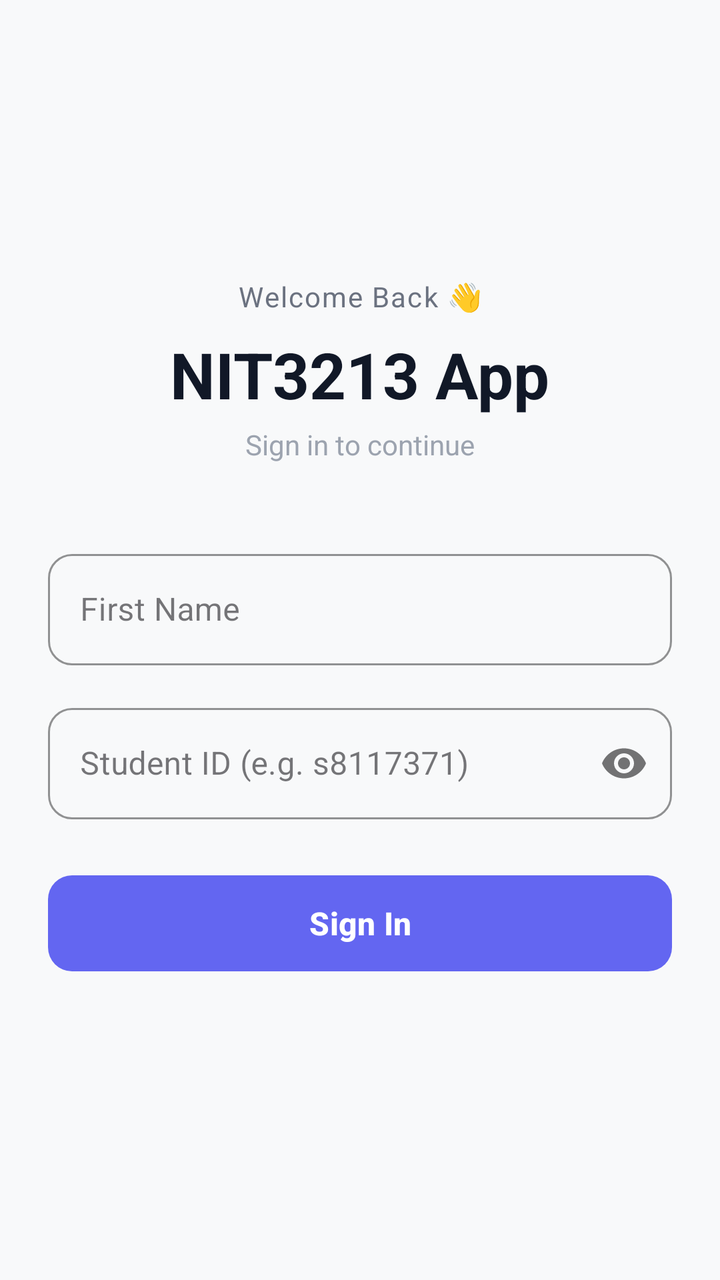
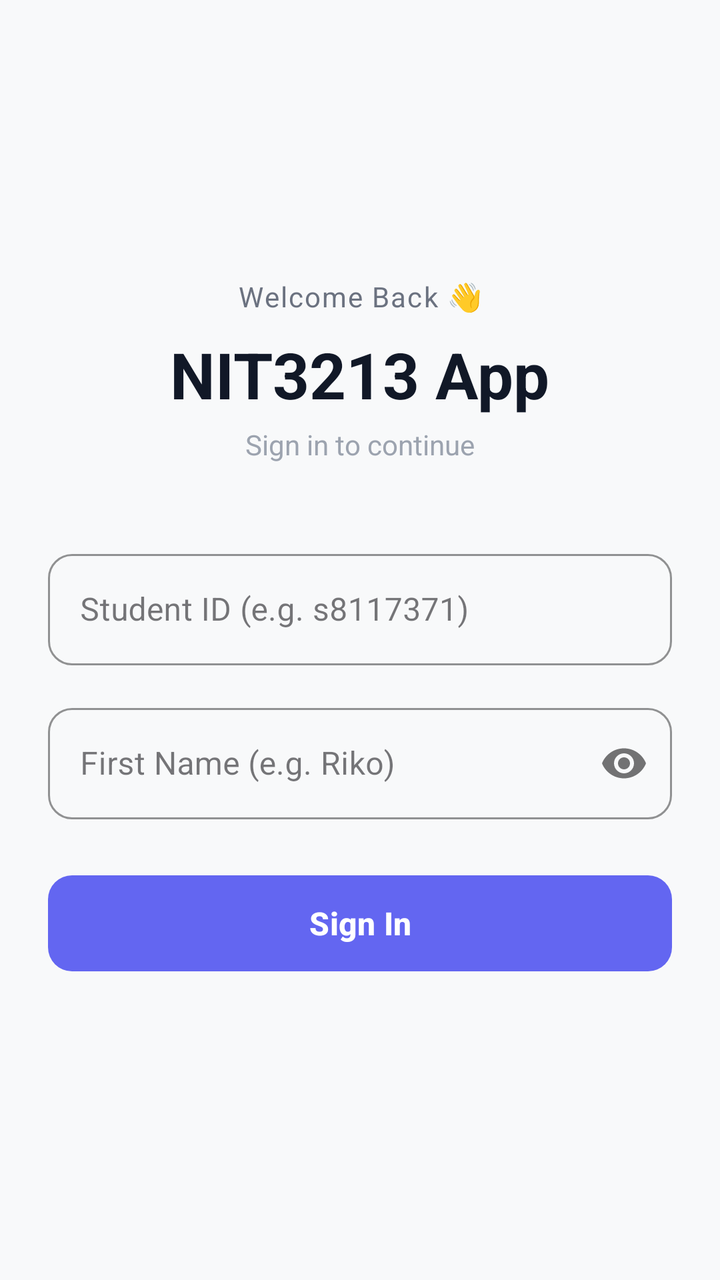

An Android layout rendered at two revisions. The XML below is the earlier revision; the diff shows what the commit changed to produce the second picture.
<!-- AndroidManifest.xml: application theme Theme.NIT3213App -->
<!-- res/layout/fragment_login.xml -->
<?xml version="1.0" encoding="utf-8"?>
<androidx.constraintlayout.widget.ConstraintLayout
    xmlns:android="http://schemas.android.com/apk/res/android"
    xmlns:app="http://schemas.android.com/apk/res-auto"
    android:layout_width="match_parent"
    android:layout_height="match_parent"
    android:background="#F8F9FA"
    android:padding="24dp">

    <TextView
        android:id="@+id/tvWelcome"
        android:layout_width="wrap_content"
        android:layout_height="wrap_content"
        android:text="Welcome Back 👋"
        android:textSize="14sp"
        android:textColor="#6B7280"
        android:letterSpacing="0.05"
        app:layout_constraintTop_toTopOf="parent"
        app:layout_constraintStart_toStartOf="parent"
        app:layout_constraintEnd_toEndOf="parent"
        app:layout_constraintVertical_bias="0.2"
        app:layout_constraintBottom_toBottomOf="parent" />

    <TextView
        android:id="@+id/tvTitle"
        android:layout_width="wrap_content"
        android:layout_height="wrap_content"
        android:text="NIT3213 App"
        android:textSize="32sp"
        android:textStyle="bold"
        android:textColor="#111827"
        android:layout_marginTop="8dp"
        app:layout_constraintTop_toBottomOf="@id/tvWelcome"
        app:layout_constraintStart_toStartOf="parent"
        app:layout_constraintEnd_toEndOf="parent" />

    <TextView
        android:id="@+id/tvSubtitle"
        android:layout_width="wrap_content"
        android:layout_height="wrap_content"
        android:text="Sign in to continue"
        android:textSize="14sp"
        android:textColor="#9CA3AF"
        android:layout_marginTop="4dp"
        app:layout_constraintTop_toBottomOf="@id/tvTitle"
        app:layout_constraintStart_toStartOf="parent"
        app:layout_constraintEnd_toEndOf="parent" />

    <com.google.android.material.textfield.TextInputLayout
        android:id="@+id/tilUsername"
        android:layout_width="0dp"
        android:layout_height="wrap_content"
        android:hint="First Name"
        android:layout_marginTop="40dp"
        app:layout_constraintTop_toBottomOf="@id/tvSubtitle"
        app:layout_constraintStart_toStartOf="parent"
        app:layout_constraintEnd_toEndOf="parent"
        app:boxCornerRadiusTopStart="12dp"
        app:boxCornerRadiusTopEnd="12dp"
        app:boxCornerRadiusBottomStart="12dp"
        app:boxCornerRadiusBottomEnd="12dp"
        app:boxStrokeColor="#6366F1"
        style="@style/Widget.MaterialComponents.TextInputLayout.OutlinedBox">

        <com.google.android.material.textfield.TextInputEditText
            android:id="@+id/etUsername"
            android:layout_width="match_parent"
            android:layout_height="wrap_content"
            android:inputType="text"
            android:imeOptions="actionNext" />
    </com.google.android.material.textfield.TextInputLayout>

    <com.google.android.material.textfield.TextInputLayout
        android:id="@+id/tilPassword"
        android:layout_width="0dp"
        android:layout_height="wrap_content"
        android:hint="Student ID (e.g. s8117371)"
        android:layout_marginTop="16dp"
        app:layout_constraintTop_toBottomOf="@id/tilUsername"
        app:layout_constraintStart_toStartOf="parent"
        app:layout_constraintEnd_toEndOf="parent"
        app:passwordToggleEnabled="true"
        app:boxCornerRadiusTopStart="12dp"
        app:boxCornerRadiusTopEnd="12dp"
        app:boxCornerRadiusBottomStart="12dp"
        app:boxCornerRadiusBottomEnd="12dp"
        app:boxStrokeColor="#6366F1"
        style="@style/Widget.MaterialComponents.TextInputLayout.OutlinedBox">

        <com.google.android.material.textfield.TextInputEditText
            android:id="@+id/etPassword"
            android:layout_width="match_parent"
            android:layout_height="wrap_content"
            android:inputType="textPassword"
            android:imeOptions="actionDone" />
    </com.google.android.material.textfield.TextInputLayout>

    <com.google.android.material.button.MaterialButton
        android:id="@+id/btnLogin"
        android:layout_width="0dp"
        android:layout_height="56dp"
        android:text="Sign In"
        android:textSize="16sp"
        android:textStyle="bold"
        android:layout_marginTop="24dp"
        app:cornerRadius="12dp"
        app:backgroundTint="#6366F1"
        app:layout_constraintTop_toBottomOf="@id/tilPassword"
        app:layout_constraintStart_toStartOf="parent"
        app:layout_constraintEnd_toEndOf="parent" />

    <ProgressBar
        android:id="@+id/progressBar"
        android:layout_width="wrap_content"
        android:layout_height="wrap_content"
        android:visibility="gone"
        app:layout_constraintTop_toBottomOf="@id/btnLogin"
        app:layout_constraintStart_toStartOf="parent"
        app:layout_constraintEnd_toEndOf="parent"
        android:layout_marginTop="16dp" />

</androidx.constraintlayout.widget.ConstraintLayout>
<!-- resources referenced by this layout -->
<resources>
  <style name="Theme.NIT3213App" parent="Base.Theme.NIT3213App" />
  <style name="Base.Theme.NIT3213App" parent="Theme.Material3.DayNight.NoActionBar">
          
          
      </style>
</resources>

<!-- the commit's change to res/layout/fragment_login.xml (unified diff, before → after) -->
@@ -50,7 +50,7 @@
         android:id="@+id/tilUsername"
         android:layout_width="0dp"
         android:layout_height="wrap_content"
-        android:hint="First Name"
+        android:hint="Student ID (e.g. s8117371)"
         android:layout_marginTop="40dp"
         app:layout_constraintTop_toBottomOf="@id/tvSubtitle"
         app:layout_constraintStart_toStartOf="parent"
@@ -74,7 +74,7 @@
         android:id="@+id/tilPassword"
         android:layout_width="0dp"
         android:layout_height="wrap_content"
-        android:hint="Student ID (e.g. s8117371)"
+        android:hint="First Name (e.g. Riko)"
         android:layout_marginTop="16dp"
         app:layout_constraintTop_toBottomOf="@id/tilUsername"
         app:layout_constraintStart_toStartOf="parent"
